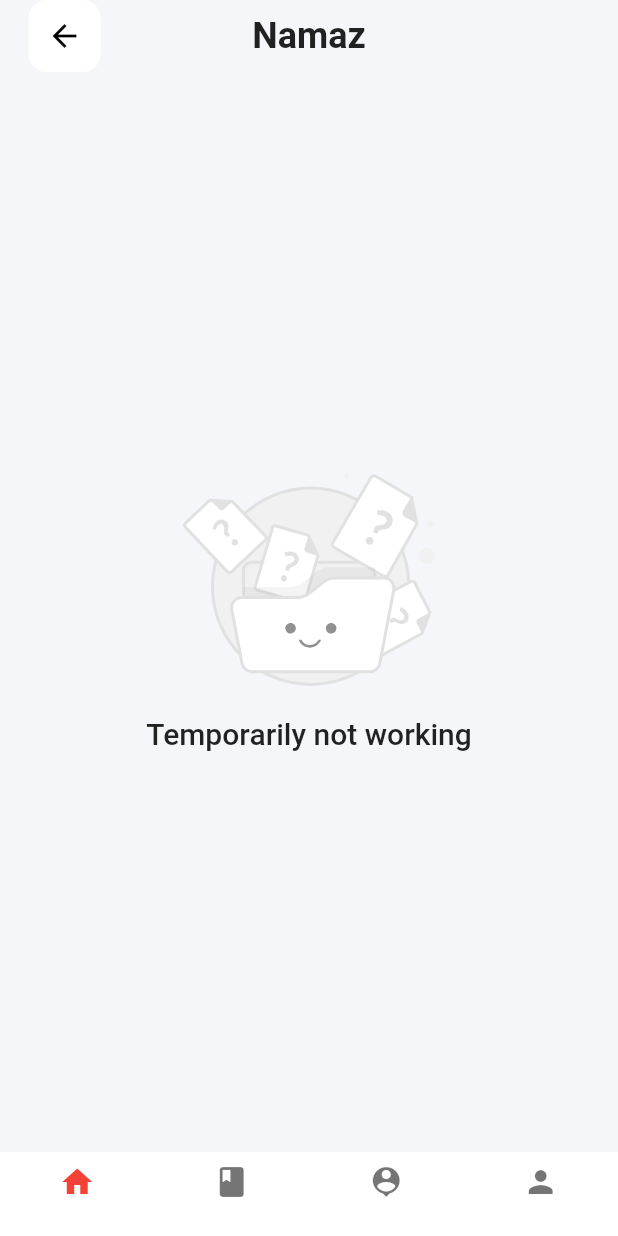
After one commit to DevFlutterQaz/umyra_project, a Flutter app: the NamazScreen screen opened by its route, on a phone screen of 412 x 824 dp. The commit adds this screen. Run offline on Flutter 3.47's test engine with Material 2 defaults, Android fonts, the phone set to English and light mode, and no system bars; our stand-ins replace auto_route, flutter_svg; project files that could hold a hidden picture were left out.

Commit message:
feat namaz layout

```diff
--- a/lib/src/core/resources/app_svg_images.dart
+++ b/lib/src/core/resources/app_svg_images.dart
@@ -12,6 +12,7 @@ class AppSvgImages {
   static const String namaz = 'assets/images/svg/namaz.svg';
   static const String navigation = 'assets/images/svg/navigation.svg';
   static const String next = 'assets/images/svg/next.svg';
+  static const String notwork = 'assets/images/svg/notwork.svg';
   static const String qibla = 'assets/images/svg/qibla.svg';
   static const String replay = 'assets/images/svg/replay.svg';
   static const String tasbih = 'assets/images/svg/tasbih.svg';
--- a/lib/src/features/app/router/app_router.dart
+++ b/lib/src/features/app/router/app_router.dart
@@ -2,6 +2,7 @@ import 'package:auto_route/auto_route.dart';
 import 'package:auto_route/empty_router_widgets.dart';
 import 'package:flutter/material.dart';
 import 'package:umyra/src/features/navigation_bar.dart';
+import 'package:umyra/src/features/screens/home/pages/namaz_page.dart';
 import 'package:umyra/src/features/screens/quran/pages/quran_page.dart';
 import 'package:umyra/src/features/screens/home/pages/book_page.dart';
 import 'package:umyra/src/features/screens/home/pages/home_page.dart';
@@ -38,6 +39,10 @@ part 'app_router.gr.dart';
             page: TasbihScreen,
             path: 'tasbih',
           ),
+          AutoRoute(
+            page: NamazScreen,
+            path: 'namaz',
+          ),
         ],
       ),
       AutoRoute(
--- a/lib/src/features/screens/home/pages/home_page.dart
+++ b/lib/src/features/screens/home/pages/home_page.dart
@@ -86,5 +86,6 @@ class HomeScreen extends StatelessWidget {
   void homeMainNavigate(BuildContext context, int id) {
     id == 2 ? context.router.push(const TasbihScreenRoute()) : null;
     id == 3 ? context.router.push(const BookScreenRoute()) : null;
+    id == 5 ? context.router.push(const NamazScreenRoute()) : null;
   }
 }
--- /dev/null
+++ b/lib/src/features/screens/home/pages/namaz_page.dart
@@ -0,0 +1,34 @@
+import 'package:flutter/material.dart';
+import 'package:flutter_svg/svg.dart';
+import 'package:umyra/src/core/resources/resources.dart';
+import 'package:umyra/src/core/widgets/column_spacer.dart';
+import 'package:umyra/src/core/widgets/custom_app_bar.dart';
+
+class NamazScreen extends StatelessWidget {
+  const NamazScreen({super.key});
+
+  @override
+  Widget build(BuildContext context) {
+    return Scaffold(
+        body: SafeArea(
+      child: Padding(
+        padding: const EdgeInsets.symmetric(horizontal: 19),
+        child: Column(
+          crossAxisAlignment: CrossAxisAlignment.stretch,
+          children: [
+            const CustomAppBar(title: 'Namaz'),
+            const Spacer(),
+            SvgPicture.asset(AppSvgImages.notwork),
+            const ColumnSpacer(2),
+            Text(
+              'Temporarily not working',
+              textAlign: TextAlign.center,
+              style: Theme.of(context).textTheme.titleLarge,
+            ),
+            const Spacer(),
+          ],
+        ),
+      ),
+    ));
+  }
+}
```
Also changed, not shown: assets/images/svg/notwork.svg (added), lib/src/features/app/router/app_router.gr.dart, 1 other file.
